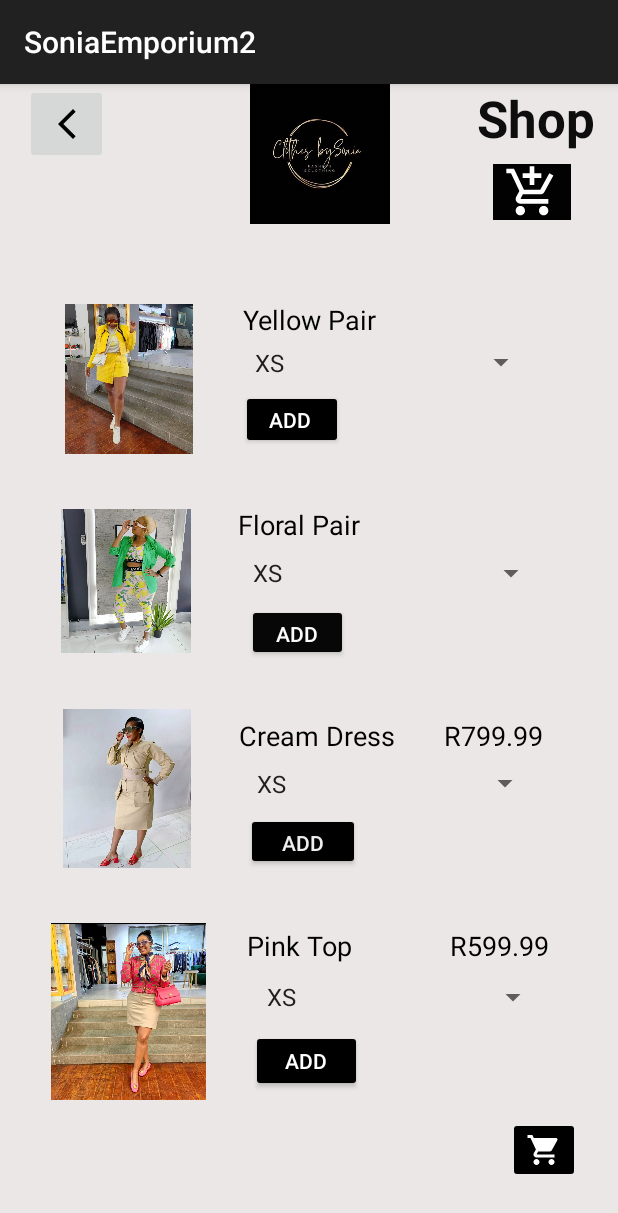
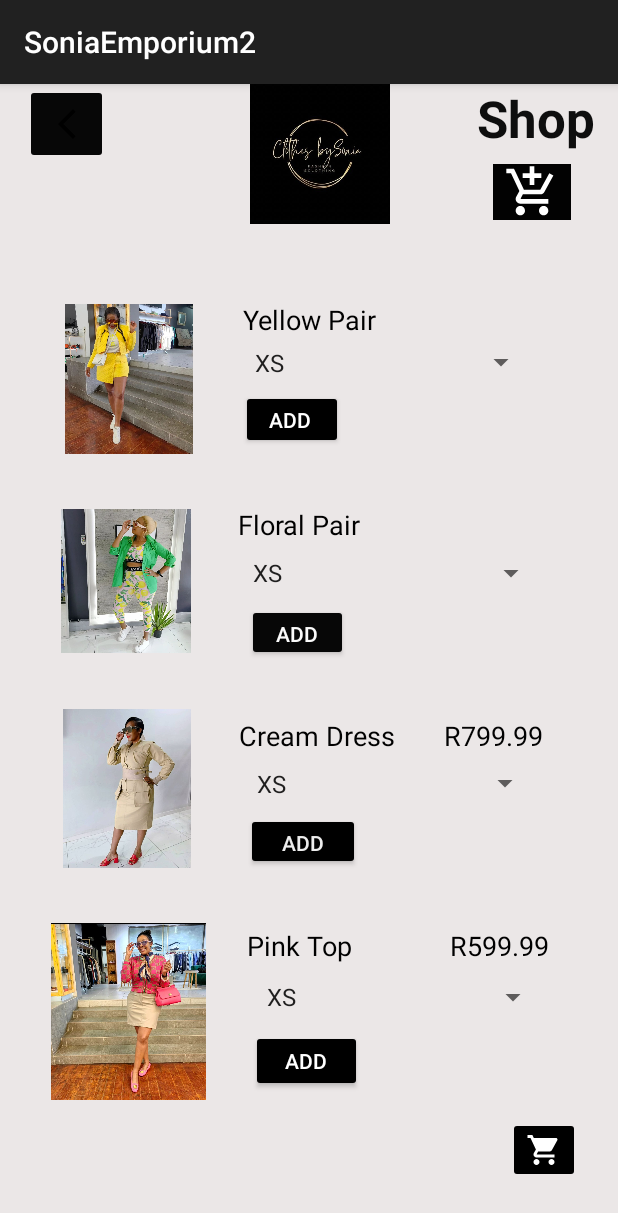
Before and after one commit to TebogoSeokgo/SoniaEmporium2, an Android app: the Shop screen opened directly, with no data from a screen before it, on a phone screen of 412 x 824 dp. Shown: the top 1213 px of the screen. Run offline under Robolectric (Android 15) with nearby library versions, the phone set to English and light mode, and no system bars.

Commit message:
shop adjusting layout

```diff
--- a/app/src/main/res/layout/activity_shop.xml
+++ b/app/src/main/res/layout/activity_shop.xml
@@ -25,6 +25,7 @@
         android:layout_height="53dp"
         android:layout_marginStart="32dp"
         android:layout_marginEnd="356dp"
+        android:backgroundTint="#070707"
         app:layout_constraintEnd_toEndOf="parent"
         app:layout_constraintStart_toStartOf="parent"
         app:layout_constraintTop_toTopOf="parent"
```
